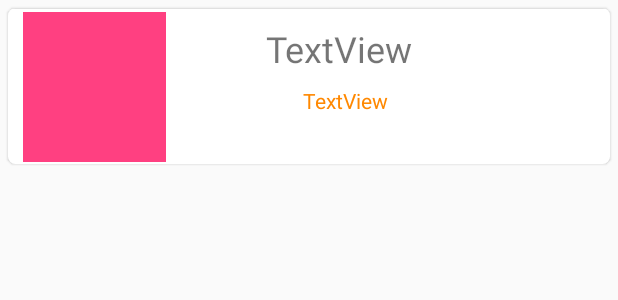
After one commit to WhataDavid/DnuFoodApp, an Android app: the layout collect_shop_item.xml on its own in the app's theme, with its tools: preview values and no code run, on a phone screen of 412 x 824 dp. The commit adds this screen. Shown: the top 300 px of the screen. Run offline under Robolectric (Android 15) with nearby library versions, the phone set to English and light mode, and no system bars.

Commit message:
店铺收藏/取消收藏功能已完成

```diff
--- a/app/src/main/java/cn/dnui_dx602/dnuifood16110100602/controller/UpdateUserById.java
+++ b/app/src/main/java/cn/dnui_dx602/dnuifood16110100602/controller/UpdateUserById.java
@@ -49,7 +49,7 @@ public class UpdateUserById extends BaseActivity {
         mobileString = intent.getStringExtra("mobile");
         addressString = intent.getStringExtra("address");
         username.setText(usernameString);
-        password.setText(passwordString);
+//        password.setText(passwordString);
         phone.setText(mobileString);
         address.setText(addressString);
         System.out.println(usernameString + "zzzz");
@@ -62,7 +62,8 @@ public class UpdateUserById extends BaseActivity {
         button.setOnClickListener(new View.OnClickListener() {
             @Override
             public void onClick(View view) {
-                if (LoginActivity.user_pass.equals(originalPass.getText()))
+                Toast.makeText(UpdateUserById.this,LoginActivity.user_pass+"///"+originalPass.getText() , Toast.LENGTH_SHORT).show();
+                if (LoginActivity.user_pass.equals(originalPass.getText().toString()))
                 {
                     usernameString=username.getText().toString();
 //                passwordString=password.getText().toString();
--- a/app/src/main/res/layout/activity_login.xml
+++ b/app/src/main/res/layout/activity_login.xml
@@ -48,7 +48,7 @@
         android:ems="10"
         android:hint="Name"
         android:inputType="textPersonName"
-        android:text="lzyprime"
+        android:text="602"
         app:layout_constraintEnd_toEndOf="parent"
         app:layout_constraintHorizontal_bias="0.503"
         app:layout_constraintStart_toStartOf="parent"
@@ -66,7 +66,7 @@
         android:ems="10"
         android:hint="Password"
         android:inputType="textPassword"
-        android:text="123456"
+        android:text="602"
         app:layout_constraintEnd_toEndOf="parent"
         app:layout_constraintHorizontal_bias="0.503"
         app:layout_constraintStart_toStartOf="parent"
--- /dev/null
+++ b/app/src/main/res/layout/collect_shop_item.xml
@@ -0,0 +1,79 @@
+<?xml version="1.0" encoding="utf-8"?>
+<LinearLayout xmlns:android="http://schemas.android.com/apk/res/android"
+    xmlns:app="http://schemas.android.com/apk/res-auto"
+    xmlns:tools="http://schemas.android.com/tools"
+    android:layout_width="match_parent"
+    android:layout_height="match_parent"
+    android:orientation="vertical">
+
+    <android.support.v7.widget.CardView
+        android:layout_width="match_parent"
+        android:layout_height="wrap_content"
+        android:layout_margin="5dp"
+        app:cardCornerRadius="5dp"
+        app:cardElevation="1dp">
+
+        <LinearLayout
+            android:id="@+id/ll_shop_list"
+            android:layout_width="match_parent"
+            android:layout_height="match_parent"
+            android:background="#E0E0E0"
+            android:orientation="vertical"
+            android:paddingTop="1px">
+
+            <LinearLayout
+                android:layout_width="match_parent"
+                android:layout_height="wrap_content"
+                android:background="@android:color/background_light"
+                android:orientation="horizontal"
+                android:paddingBottom="1dp">
+
+                <ImageView
+                    android:id="@+id/res_image"
+                    android:layout_width="200dp"
+                    android:layout_height="100dp"
+                    android:layout_marginLeft="10dp"
+                    android:layout_marginTop="2dp"
+                    android:layout_weight="1"
+                    app:srcCompat="@color/colorAccent" />
+
+                <android.support.constraint.ConstraintLayout
+                    android:id="@+id/one"
+                    android:layout_width="match_parent"
+                    android:layout_height="100dp"
+                    android:layout_marginTop="2dp"
+                    android:layout_weight="1">
+
+                    <TextView
+                        android:id="@+id/comment_foodname"
+                        android:layout_width="135dp"
+                        android:layout_height="34dp"
+                        android:layout_marginLeft="48dp"
+                        android:layout_marginStart="48dp"
+                        android:layout_marginTop="7dp"
+                        android:gravity="center"
+                        android:text="TextView"
+                        android:textSize="24sp"
+                        app:layout_constraintStart_toStartOf="parent"
+                        app:layout_constraintTop_toTopOf="parent"
+                        app:layout_constraintVertical_chainStyle="packed" />
+
+                    <TextView
+                        android:id="@+id/res_address"
+                        android:layout_width="0dp"
+                        android:layout_height="16dp"
+                        android:layout_marginLeft="8dp"
+                        android:layout_marginStart="8dp"
+                        android:layout_marginTop="8dp"
+                        android:gravity="center"
+                        android:text="TextView"
+                        android:textColor="@android:color/holo_orange_dark"
+                        app:layout_constraintEnd_toEndOf="@+id/comment_foodname"
+                        app:layout_constraintStart_toStartOf="@+id/comment_foodname"
+                        app:layout_constraintTop_toBottomOf="@+id/comment_foodname" />
+
+                </android.support.constraint.ConstraintLayout>
+            </LinearLayout>
+        </LinearLayout>
+    </android.support.v7.widget.CardView>
+</LinearLayout>
```
Also changed, not shown: app/src/main/java/cn/dnui_dx602/dnuifood16110100602/adapter/CollectFoodAdapter.java (added, +59 -0 lines), app/src/main/java/cn/dnui_dx602/dnuifood16110100602/adapter/CollectShopAdapter.java (added, +65 -0 lines), app/src/main/java/cn/dnui_dx602/dnuifood16110100602/bean/CollectionsBean.java (added, +118 -0 lines), app/src/main/java/cn/dnui_dx602/dnuifood16110100602/fragments/Fragment2.java (+108 -0 lines), app/src/main/res/layout/collect_food_item.xml (added, +79 -0 lines), app/src/main/res/layout/fragment_fragment2.xml (+37 -8 lines).
